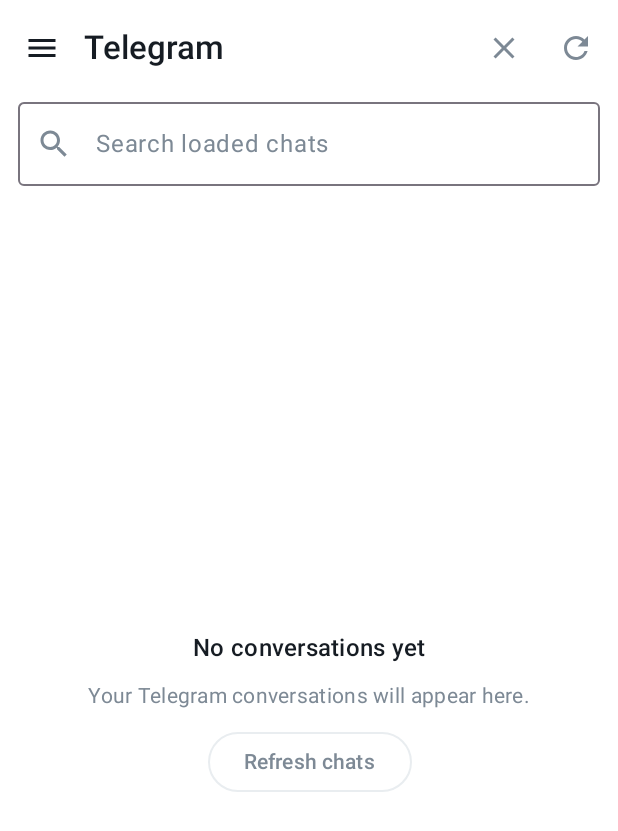
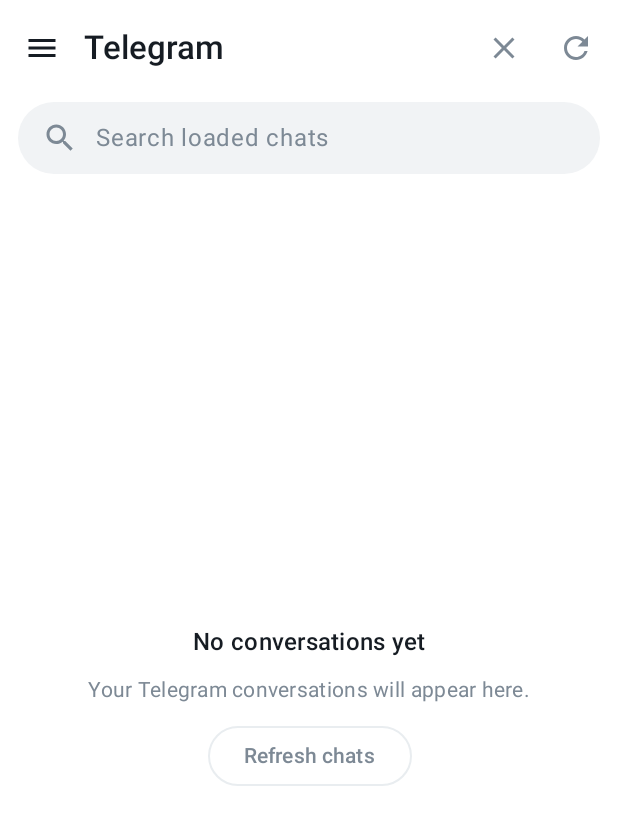
Before and after one commit to chitik1011-tech/-, an Android app built with Jetpack Compose: the composable ChatListScreen called with empty values, after a tap on "Search loaded chats", on a phone screen of 412 x 824 dp. Shown: the top 831 px of the screen. Run offline under Robolectric (Android 15) with nearby library versions, the phone set to English and light mode, and no system bars; pictures from the network do not load.

Commit message:
style(android): refine Telegram chat list presentation

```diff
--- a/android/app/src/main/java/com/chitik/telegram/ChatListScreen.kt
+++ b/android/app/src/main/java/com/chitik/telegram/ChatListScreen.kt
@@ -2,6 +2,9 @@ package com.chitik.telegram
 
 import androidx.compose.foundation.background
 import androidx.compose.foundation.clickable
+import androidx.compose.foundation.text.BasicTextField
+import androidx.compose.foundation.text.KeyboardActions
+import androidx.compose.foundation.text.KeyboardOptions
 import androidx.compose.foundation.layout.Arrangement
 import androidx.compose.foundation.layout.Box
 import androidx.compose.foundation.layout.Column
@@ -22,7 +25,6 @@ import androidx.compose.material3.AlertDialog
 import androidx.compose.material3.CircularProgressIndicator
 import androidx.compose.material3.HorizontalDivider
 import androidx.compose.material3.Icon
-import androidx.compose.material3.OutlinedTextField
 import androidx.compose.material3.IconButton
 import androidx.compose.material3.DrawerValue
 import androidx.compose.material3.ModalDrawerSheet
@@ -31,6 +33,8 @@ import androidx.compose.material3.MaterialTheme
 import androidx.compose.material3.NavigationDrawerItem
 import androidx.compose.material3.Text
 import androidx.compose.material3.TextButton
+import androidx.compose.ui.graphics.SolidColor
+import androidx.compose.foundation.shape.RoundedCornerShape
 import androidx.compose.material3.TopAppBar
 import androidx.compose.material3.rememberDrawerState
 import androidx.compose.material3.ExperimentalMaterial3Api
@@ -55,7 +59,9 @@ import androidx.compose.runtime.setValue
 import androidx.compose.ui.Alignment
 import androidx.compose.ui.Modifier
 import androidx.compose.ui.text.font.FontWeight
+import androidx.compose.ui.text.input.ImeAction
 import androidx.compose.ui.text.style.TextOverflow
+import androidx.compose.ui.platform.LocalSoftwareKeyboardController
 import androidx.compose.ui.unit.dp
 import kotlinx.coroutines.launch
 import kotlinx.coroutines.flow.collect
@@ -232,14 +238,62 @@ fun ChatListScreen(
                 )
             }
             if (searching) {
-                OutlinedTextField(
+                val keyboardController = LocalSoftwareKeyboardController.current
+                Box(
+                    modifier = Modifier
+                        .fillMaxWidth()
+                        .padding(horizontal = TelegramUiTokens.chatSearchInset, vertical = 4.dp)
+                        .heightIn(min = TelegramUiTokens.chatSearchHeight)
+                        .background(
+                            color = MaterialTheme.colorScheme.surfaceVariant,
+                            shape = RoundedCornerShape(TelegramUiTokens.chatSearchCorner),
+                        )
+                        .padding(horizontal = TelegramUiTokens.chatSearchHorizontalInset),
+                    contentAlignment = Alignment.CenterStart,
+                ) {
+                    BasicTextField(
                         value = query,
                         onValueChange = { query = it },
-                    modifier = Modifier.fillMaxWidth().padding(horizontal = 12.dp, vertical = 4.dp),
-                    placeholder = { Text("Search loaded chats") },
+                        modifier = Modifier.fillMaxWidth(),
                         singleLine = true,
-                    leadingIcon = { Icon(Icons.Default.Search, contentDescription = null) },
+                        textStyle = MaterialTheme.typography.bodyLarge.copy(
+                            color = MaterialTheme.colorScheme.onSurface,
+                        ),
+                        cursorBrush = SolidColor(MaterialTheme.colorScheme.primary),
+                        keyboardOptions = KeyboardOptions(imeAction = ImeAction.Search),
+                        keyboardActions = KeyboardActions(onSearch = { keyboardController?.hide() }),
+                        decorationBox = { innerTextField ->
+                            Row(verticalAlignment = Alignment.CenterVertically) {
+                                Icon(
+                                    Icons.Default.Search,
+                                    contentDescription = null,
+                                    tint = MaterialTheme.colorScheme.onSurfaceVariant,
                                 )
+                                Spacer(Modifier.width(12.dp))
+                                Box(Modifier.weight(1f), contentAlignment = Alignment.CenterStart) {
+                                    if (query.isEmpty()) {
+                                        Text(
+                                            "Search loaded chats",
+                                            style = MaterialTheme.typography.bodyLarge,
+                                            color = MaterialTheme.colorScheme.onSurfaceVariant,
+                                            maxLines = 1,
+                                        )
+                                    }
+                                    innerTextField()
+                                }
+                                if (query.isNotEmpty()) {
+                                    IconButton(onClick = { query = "" }) {
+                                        Icon(
+                                            Icons.Default.Close,
+                                            contentDescription = "Clear chat search",
+                                            tint = MaterialTheme.colorScheme.onSurfaceVariant,
+                                        )
+                                    }
+                                }
+                            }
+                        },
+                    )
+                }
             }
             if (error != null && contentMode != AsyncContentMode.Loading) {
                 ErrorRetryState(
@@ -266,11 +320,23 @@ fun ChatListScreen(
                 ) {
                     if (visibleChats.isEmpty()) {
                         item(key = "search_empty") {
+                            Column(
+                                modifier = Modifier.fillMaxWidth().padding(horizontal = 32.dp, vertical = 48.dp),
+                                horizontalAlignment = Alignment.CenterHorizontally,
+                                verticalArrangement = Arrangement.spacedBy(8.dp),
+                            ) {
+                                Icon(
+                                    Icons.Default.Search,
+                                    contentDescription = null,
+                                    modifier = Modifier.size(28.dp),
+                                    tint = MaterialTheme.colorScheme.onSurfaceVariant,
+                                )
                                 Text(
                                     "No matching loaded chats",
-                                modifier = Modifier.padding(24.dp),
+                                    style = MaterialTheme.typography.bodyLarge,
                                     color = MaterialTheme.colorScheme.onSurfaceVariant,
                                 )
+                            }
                         }
                     }
                     items(visibleChats, key = ChatListEntry::id) { chat ->
@@ -327,7 +393,7 @@ private fun ChatListRow(chat: ChatListEntry, selected: Boolean, onClick: () -> U
                 contentDescription = presentation.accessibilityLabel
             }
             .heightIn(min = TelegramUiTokens.chatRowHeight)
-            .padding(horizontal = TelegramUiTokens.horizontalInset, vertical = 9.dp),
+            .padding(horizontal = TelegramUiTokens.horizontalInset, vertical = TelegramUiTokens.chatRowVerticalInset),
         verticalAlignment = Alignment.CenterVertically,
     ) {
         AvatarPlaceholder(presentation.title, size = TelegramUiTokens.avatar, selected = selected)
@@ -367,7 +433,7 @@ private fun ChatListRow(chat: ChatListEntry, selected: Boolean, onClick: () -> U
                     modifier = Modifier.weight(1f),
                     style = MaterialTheme.typography.bodyMedium,
                     color = MaterialTheme.colorScheme.onSurfaceVariant,
-                    maxLines = 2,
+                        maxLines = 1,
                     overflow = TextOverflow.Ellipsis,
                 )
                 if (presentation.unreadLabel != null) {
--- a/android/app/src/main/java/com/chitik/telegram/TelegramDesignSystem.kt
+++ b/android/app/src/main/java/com/chitik/telegram/TelegramDesignSystem.kt
@@ -13,12 +13,17 @@ import androidx.compose.ui.unit.dp
  * these tokens only control Compose appearance.
  */
 object TelegramUiTokens {
-    val avatar = 54.dp
+    val avatar = 56.dp
     val contactAvatar = 50.dp
-    val chatRowHeight = 76.dp
+    val chatRowHeight = 72.dp
     val horizontalInset = 12.dp
     val rowGap = 12.dp
-    val dividerInset = 78.dp
+    val dividerInset = 80.dp
+    val chatRowVerticalInset = 8.dp
+    val chatSearchInset = 12.dp
+    val chatSearchHeight = 48.dp
+    val chatSearchCorner = 24.dp
+    val chatSearchHorizontalInset = 16.dp
     val messageCorner = 16.dp
     val messageTailCorner = 5.dp
     val composerCorner = 24.dp
@@ -46,10 +51,10 @@ private val telegramLight = lightColorScheme(
 private val telegramDark = darkColorScheme(
     primary = Color(0xFF70B5F5),
     onPrimary = Color(0xFF102A40),
-    primaryContainer = Color(0xFF315A40),
-    onPrimaryContainer = Color(0xFFE8F4E5),
+    primaryContainer = Color(0xFF2B5278),
+    onPrimaryContainer = Color.White,
     secondary = Color(0xFF70B5F5),
-    secondaryContainer = Color(0xFF283D4C),
+    secondaryContainer = Color(0xFF2B5278),
     onSecondaryContainer = Color(0xFFE4EDF2),
     background = Color(0xFF17212B),
     onBackground = Color(0xFFF1F3F5),
```
Lines whose indentation alone changed are shown as unchanged.
